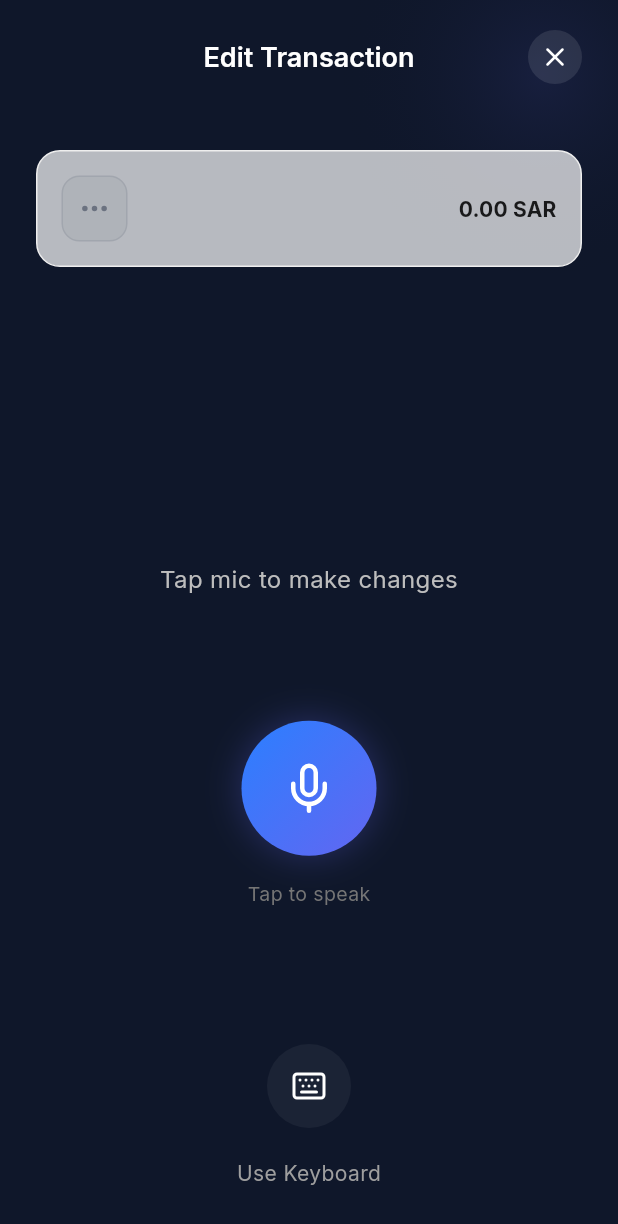
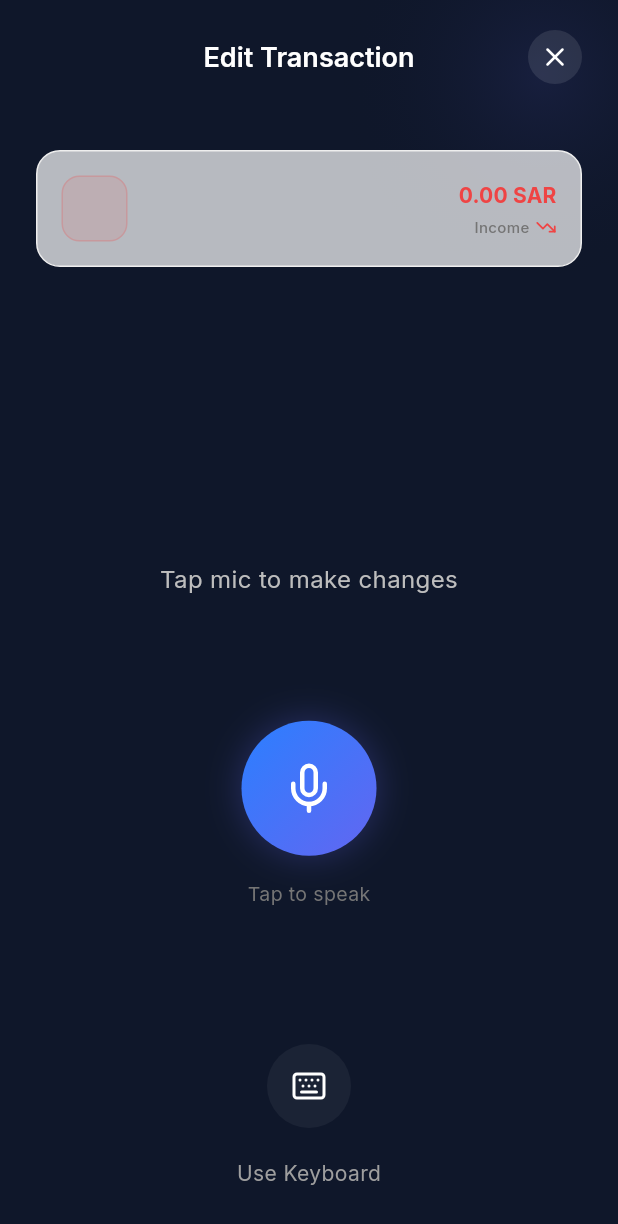
Before and after one commit to ahmed-el-halawani/moneyTracker, a Flutter app: the EditTransactionScreen screen opened directly with empty values, on a phone screen of 412 x 824 dp. Shown: the top 1224 px of the screen. Run offline on Flutter 3.47's test engine with Material 3 defaults, Android fonts, the phone set to English and light mode, and no system bars; our stand-ins replace flutter_riverpod, go_router, google_fonts, lucide_icons, shared_preferences, supabase_flutter; missing offline and left inert: record; accounts and stored records are empty.

Commit message:
done with dynamic expancis and income

```diff
--- a/money_tracker/lib/models/transaction.dart
+++ b/money_tracker/lib/models/transaction.dart
@@ -3,7 +3,9 @@ import 'package:uuid/uuid.dart';
 /// Transaction type enum
 enum TransactionType {
   income,
-  expense;
+  expense,
+  transferOut,
+  transferIn;
 
   String get displayName {
     switch (this) {
@@ -11,10 +13,12 @@ enum TransactionType {
         return 'Income';
       case TransactionType.expense:
         return 'Expense';
+      case TransactionType.transferOut:
+        return 'Transfer Out';
+      case TransactionType.transferIn:
+        return 'Transfer In';
     }
   }
-
-
 
   static TransactionType fromString(String value) {
     switch (value.toLowerCase()) {
@@ -22,6 +26,12 @@ enum TransactionType {
         return TransactionType.income;
       case 'expense':
         return TransactionType.expense;
+      case 'transfer_out':
+      case 'transferout':
+        return TransactionType.transferOut;
+      case 'transfer_in':
+      case 'transferin':
+        return TransactionType.transferIn;
       default:
         return TransactionType.expense;
     }
@@ -38,6 +48,8 @@ class Transaction {
   final String category;
   final DateTime createdAt;
   final bool isPending;
+  final bool isIncrease;
+  final String? emoji;
 
   Transaction({
     String? id,
@@ -48,8 +60,14 @@ class Transaction {
     required this.category,
     DateTime? createdAt,
     this.isPending = false,
-  })  : id = id ?? const Uuid().v4(),
-        createdAt = createdAt ?? DateTime.now();
+    bool? isIncrease,
+    this.emoji,
+  }) : id = id ?? const Uuid().v4(),
+       createdAt = createdAt ?? DateTime.now(),
+       isIncrease =
+           isIncrease ??
+           (type == TransactionType.income ||
+               type == TransactionType.transferIn);
 
   /// Create a copy with updated fields
   Transaction copyWith({
@@ -61,6 +79,8 @@ class Transaction {
     String? category,
     DateTime? createdAt,
     bool? isPending,
+    bool? isIncrease,
+    String? emoji,
   }) {
     return Transaction(
       id: id ?? this.id,
@@ -71,6 +91,8 @@ class Transaction {
       category: category ?? this.category,
       createdAt: createdAt ?? this.createdAt,
       isPending: isPending ?? this.isPending,
+      isIncrease: isIncrease ?? this.isIncrease,
+      emoji: emoji ?? this.emoji,
     );
   }
 
@@ -85,6 +107,8 @@ class Transaction {
       'category': category,
       'createdAt': createdAt.toIso8601String(),
       'isPending': isPending,
+      'isIncrease': isIncrease,
+      'emoji': emoji,
     };
   }
 
@@ -99,6 +123,8 @@ class Transaction {
       category: json['category'] as String,
       createdAt: DateTime.parse(json['createdAt'] as String),
       isPending: json['isPending'] as bool? ?? false,
+      isIncrease: json['isIncrease'] as bool?,
+      emoji: json['emoji'] as String?,
     );
   }
 
@@ -111,6 +137,8 @@ class Transaction {
       type: TransactionType.fromString(json['type'] as String? ?? 'expense'),
       category: json['category'] as String? ?? 'Other',
       isPending: true,
+      isIncrease: json['is_increase'] as bool?, // Parse snake_case from AI
+      emoji: json['emoji'] as String?,
     );
   }
 
@@ -125,6 +153,6 @@ class Transaction {
 
   @override
   String toString() {
-    return 'Transaction(id: $id, title: $title, amount: $amount, type: ${type.name}, category: $category)';
+    return 'Transaction(id: $id, title: $title, amount: $amount, type: ${type.name}, isIncrease: $isIncrease, emoji: $emoji)';
   }
 }
--- a/money_tracker/lib/widgets/glass_transaction_card.dart
+++ b/money_tracker/lib/widgets/glass_transaction_card.dart
@@ -57,6 +57,7 @@ class GlassTransactionCard extends StatelessWidget {
     final theme = Theme.of(context);
     final isDark = theme.brightness == Brightness.dark;
     final category = Categories.getByName(transaction.category);
+    final color = _getAmountColor(transaction.isIncrease, isDark);
 
     return Dismissible(
       key: Key(transaction.id),
@@ -70,9 +71,7 @@ class GlassTransactionCard extends StatelessWidget {
         decoration: BoxDecoration(
           color: Colors.red.withOpacity(0.2),
           borderRadius: BorderRadius.circular(16),
-          border: Border.all(
-            color: Colors.red.withOpacity(0.2),
-          ),
+          border: Border.all(color: Colors.red.withOpacity(0.2)),
         ),
         child: Row(
           mainAxisAlignment: MainAxisAlignment.end,
@@ -81,10 +80,7 @@ class GlassTransactionCard extends StatelessWidget {
             const SizedBox(width: 8),
             Text(
               'Delete',
-              style: TextStyle(
-                color: Colors.red,
-                fontWeight: FontWeight.w600,
-              ),
+              style: TextStyle(color: Colors.red, fontWeight: FontWeight.w600),
             ),
             const SizedBox(width: 16),
           ],
@@ -107,20 +103,37 @@ class GlassTransactionCard extends StatelessWidget {
           ),
           child: Row(
             children: [
-              // Category icon
+              // Icon Container (Emoji or Icon)
               Container(
                 width: 44,
                 height: 44,
+                alignment: Alignment.center,
                 decoration: BoxDecoration(
-                  color: category.color.withOpacity(0.1),
+                  color: (transaction.emoji != null)
+                      ? color.withOpacity(0.1)
+                      : category.color.withOpacity(0.1),
                   borderRadius: BorderRadius.circular(12),
                   border: Border.all(
-                    color: category.color.withOpacity(0.2),
+                    color: (transaction.emoji != null)
+                        ? color.withOpacity(0.2)
+                        : category.color.withOpacity(0.2),
                   ),
                 ),
-                child: Icon(
-                  _getCategoryIcon(transaction.category),
-                  color: category.color,
+                child: transaction.emoji != null
+                    ? Text(
+                        transaction.emoji!,
+                        style: const TextStyle(fontSize: 22),
+                      )
+                    : Icon(
+                        (transaction.type == TransactionType.transferOut ||
+                                transaction.type == TransactionType.transferIn)
+                            ? _getTypeIcon(transaction)
+                            : _getCategoryIcon(transaction.category),
+                        color:
+                            (transaction.type == TransactionType.transferOut ||
+                                transaction.type == TransactionType.transferIn)
+                            ? color
+                            : category.color,
                         size: 22,
                       ),
               ),
@@ -143,9 +156,7 @@ class GlassTransactionCard extends StatelessWidget {
                       Text(
                         transaction.description,
                         style: theme.textTheme.bodySmall?.copyWith(
-                          color: isDark
-                              ? Colors.grey[400]
-                              : Colors.grey[600],
+                          color: isDark ? Colors.grey[400] : Colors.grey[600],
                         ),
                         maxLines: 1,
                         overflow: TextOverflow.ellipsis,
@@ -154,7 +165,10 @@ class GlassTransactionCard extends StatelessWidget {
                 ),
               ),
               const SizedBox(width: 12),
-              // Amount and edit button
+              // Amount and Type Indicator
+              Column(
+                crossAxisAlignment: CrossAxisAlignment.end,
+                children: [
                   Row(
                     mainAxisSize: MainAxisSize.min,
                     children: [
@@ -162,27 +176,35 @@ class GlassTransactionCard extends StatelessWidget {
                         '${transaction.amount.toStringAsFixed(2)} $currencySymbol',
                         style: theme.textTheme.titleMedium?.copyWith(
                           fontWeight: FontWeight.bold,
-                      color: isDark ? Colors.white : Colors.black87,
+                          color: color,
                         ),
                       ),
                       if (onEdit != null) ...[
-                    const SizedBox(width: 8),
-                    IconButton(
-                      onPressed: onEdit,
-                      icon: Icon(
+                        const SizedBox(width: 4),
+                        Icon(
                           LucideIcons.edit2,
-                        size: 18,
-                        color: isDark
-                            ? Colors.grey[500]
-                            : Colors.grey[400],
+                          size: 16,
+                          color: isDark ? Colors.grey[600] : Colors.grey[400],
                         ),
-                      padding: EdgeInsets.zero,
-                      constraints: const BoxConstraints(
-                        minWidth: 32,
-                        minHeight: 32,
+                      ],
+                    ],
+                  ),
+                  const SizedBox(height: 4),
+                  Row(
+                    mainAxisSize: MainAxisSize.min,
+                    children: [
+                      Text(
+                        transaction.type.displayName,
+                        style: TextStyle(
+                          fontSize: 10,
+                          color: isDark ? Colors.grey[400] : Colors.grey[600],
+                          fontWeight: FontWeight.w500,
                         ),
                       ),
+                      const SizedBox(width: 4),
+                      Icon(_getTypeIcon(transaction), size: 14, color: color),
                     ],
+                  ),
                 ],
               ),
             ],
@@ -191,4 +213,21 @@ class GlassTransactionCard extends StatelessWidget {
       ),
     );
   }
+
+  Color _getAmountColor(bool isIncrease, bool isDark) {
+    if (isIncrease) {
+      return const Color(0xFF10B981); // Green
+    } else {
+      return const Color(0xFFEF4444); // Red
     }
+  }
+
+  IconData _getTypeIcon(Transaction transaction) {
+    if (transaction.type == TransactionType.transferIn)
+      return LucideIcons.arrowDownLeft;
+    if (transaction.type == TransactionType.transferOut)
+      return LucideIcons.arrowUpRight;
+    if (transaction.isIncrease) return LucideIcons.trendingUp;
+    return LucideIcons.trendingDown;
+  }
+}
--- a/money_tracker/lib/widgets/voice_mic_button.dart
+++ b/money_tracker/lib/widgets/voice_mic_button.dart
@@ -8,6 +8,8 @@ class VoiceMicButton extends StatefulWidget {
   final bool isProcessing;
   final double soundLevel;
   final VoidCallback onPressed;
+  final VoidCallback? onLongPressStart;
+  final VoidCallback? onLongPressEnd;
   final double size;
 
   const VoiceMicButton({
@@ -15,6 +17,8 @@ class VoiceMicButton extends StatefulWidget {
     required this.isListening,
     required this.isProcessing,
     required this.onPressed,
+    this.onLongPressStart,
+    this.onLongPressEnd,
     this.soundLevel = 0.0,
     this.size = 96,
   });
@@ -94,12 +98,20 @@ class _VoiceMicButtonState extends State<VoiceMicButton>
                   animation: _ripple1Controller,
                   builder: (context, child) {
                     return Container(
-                      width: widget.size * 2.8 * (0.5 + _ripple1Controller.value * 0.5),
-                      height: widget.size * 2.8 * (0.5 + _ripple1Controller.value * 0.5),
+                      width:
+                          widget.size *
+                          2.8 *
+                          (0.5 + _ripple1Controller.value * 0.5),
+                      height:
+                          widget.size *
+                          2.8 *
+                          (0.5 + _ripple1Controller.value * 0.5),
                       decoration: BoxDecoration(
                         shape: BoxShape.circle,
                         border: Border.all(
-                          color: primaryColor.withOpacity(0.1 * (1 - _ripple1Controller.value)),
+                          color: primaryColor.withOpacity(
+                            0.1 * (1 - _ripple1Controller.value),
+                          ),
                           width: 1,
                         ),
                       ),
@@ -119,12 +131,20 @@ class _VoiceMicButtonState extends State<VoiceMicButton>
                   animation: _ripple2Controller,
                   builder: (context, child) {
                     return Container(
-                      width: widget.size * 2.8 * (0.5 + _ripple2Controller.value * 0.5),
-                      height: widget.size * 2.8 * (0.5 + _ripple2Controller.value * 0.5),
+                      width:
+                          widget.size *
+                          2.8 *
+                          (0.5 + _ripple2Controller.value * 0.5),
+                      height:
+                          widget.size *
+                          2.8 *
+                          (0.5 + _ripple2Controller.value * 0.5),
                       decoration: BoxDecoration(
                         shape: BoxShape.circle,
                         border: Border.all(
-                          color: primaryColor.withOpacity(0.1 * (1 - _ripple2Controller.value)),
+                          color: primaryColor.withOpacity(
+                            0.1 * (1 - _ripple2Controller.value),
+                          ),
                           width: 1,
                         ),
                       ),
@@ -144,12 +164,20 @@ class _VoiceMicButtonState extends State<VoiceMicButton>
                   animation: _ripple3Controller,
                   builder: (context, child) {
                     return Container(
-                      width: widget.size * 2.8 * (0.5 + _ripple3Controller.value * 0.5),
-                      height: widget.size * 2.8 * (0.5 + _ripple3Controller.value * 0.5),
+                      width:
+                          widget.size *
+                          2.8 *
+                          (0.5 + _ripple3Controller.value * 0.5),
+                      height:
+                          widget.size *
+                          2.8 *
+                          (0.5 + _ripple3Controller.value * 0.5),
                       decoration: BoxDecoration(
                         shape: BoxShape.circle,
                         border: Border.all(
-                          color: primaryColor.withOpacity(0.1 * (1 - _ripple3Controller.value)),
+                          color: primaryColor.withOpacity(
+                            0.1 * (1 - _ripple3Controller.value),
+                          ),
                           width: 1,
                         ),
                       ),
@@ -195,7 +223,9 @@ class _VoiceMicButtonState extends State<VoiceMicButton>
                       height: widget.size * 1.6,
                       decoration: BoxDecoration(
                         shape: BoxShape.circle,
-                        color: primaryColor.withOpacity(0.05 + 0.05 * _pulseController.value),
+                        color: primaryColor.withOpacity(
+                          0.05 + 0.05 * _pulseController.value,
+                        ),
                         border: Border.all(
                           color: primaryColor.withOpacity(0.2),
                           width: 1,
@@ -211,6 +241,8 @@ class _VoiceMicButtonState extends State<VoiceMicButton>
           // Main button
           GestureDetector(
             onTap: widget.onPressed,
+            onLongPressStart: (_) => widget.onLongPressStart?.call(),
+            onLongPressEnd: (_) => widget.onLongPressEnd?.call(),
             child: AnimatedContainer(
               duration: const Duration(milliseconds: 200),
               width: widget.size,
@@ -220,14 +252,13 @@ class _VoiceMicButtonState extends State<VoiceMicButton>
                 gradient: LinearGradient(
                   begin: Alignment.topLeft,
                   end: Alignment.bottomRight,
-                  colors: [
-                    const Color(0xFF2B7FFF),
-                    primaryColor,
-                  ],
+                  colors: [const Color(0xFF2B7FFF), primaryColor],
                 ),
                 boxShadow: [
                   BoxShadow(
-                    color: primaryColor.withOpacity(widget.isListening ? 0.6 : 0.3),
+                    color: primaryColor.withOpacity(
+                      widget.isListening ? 0.6 : 0.3,
+                    ),
                     blurRadius: widget.isListening ? 40 : 20,
                     spreadRadius: widget.isListening ? 5 : 0,
                   ),
@@ -246,7 +277,9 @@ class _VoiceMicButtonState extends State<VoiceMicButton>
                         ),
                       )
                     : Icon(
-                        widget.isListening ? LucideIcons.micOff : LucideIcons.mic,
+                        widget.isListening
+                            ? LucideIcons.micOff
+                            : LucideIcons.mic,
                         size: widget.size * 0.4,
                         color: Colors.white,
                       ),
```
Also changed, not shown: money_tracker/lib/providers/providers.dart (+46 -17 lines), money_tracker/lib/repositories/transaction_repository.dart (+16 -5 lines), money_tracker/lib/screens/home_screen.dart (+56 -25 lines), money_tracker/lib/screens/review_transactions_screen.dart (+51 -19 lines), money_tracker/lib/screens/voice_transaction_screen.dart (+37 -24 lines), money_tracker/lib/services/ai_service.dart (+23 -9 lines), money_tracker/lib/widgets/voice_input_button.dart (+11 -3 lines). Lines whose indentation alone changed are shown as unchanged.
